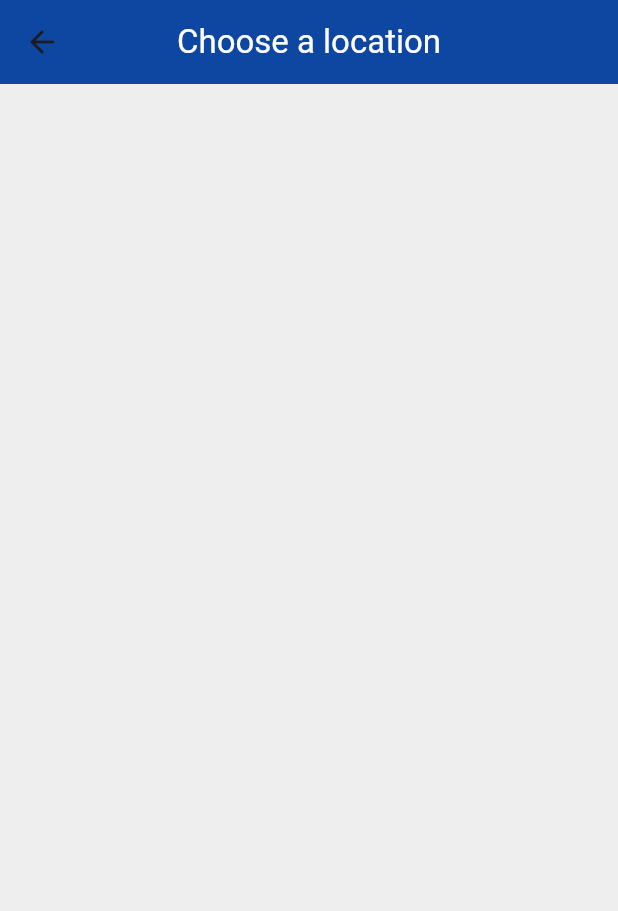
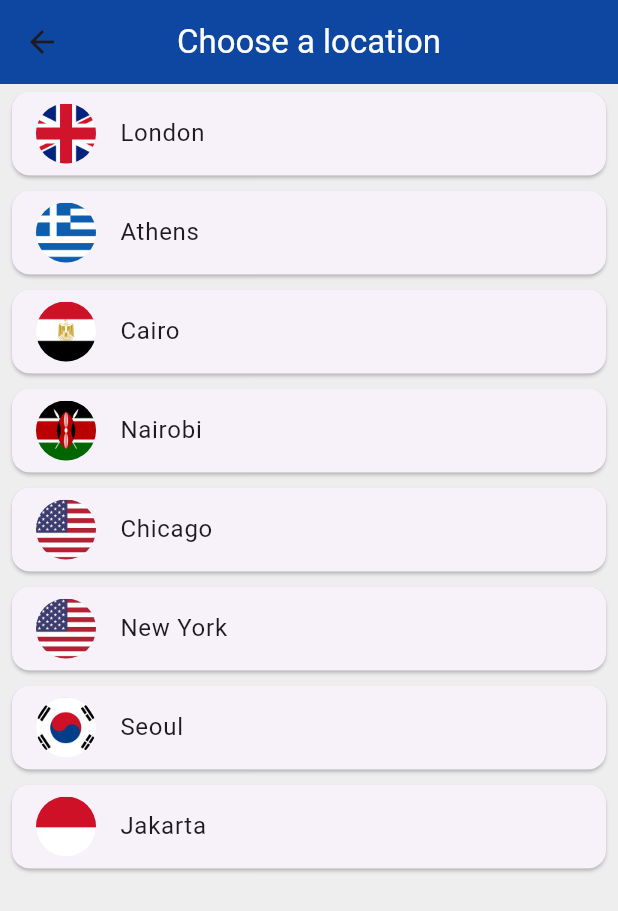
Before and after one commit to sungyongcho/Mobile, a Flutter app: the ChooseLocation screen opened by its route, on a phone screen of 412 x 824 dp. Shown: the top 911 px of the screen. Run offline on Flutter 3.47's test engine with Material 3 defaults, Android fonts, the phone set to English and light mode, and no system bars; our stand-ins replace flutter_spinkit; network calls fail; statements that could not run were skipped.

Commit message:
chore: done tutorial

```diff
--- a/tutorial/world_time/lib/pages/choose_location.dart
+++ b/tutorial/world_time/lib/pages/choose_location.dart
@@ -1,4 +1,5 @@
 import 'package:flutter/material.dart';
+import 'package:world_time/services/world_time.dart';
 
 class ChooseLocation extends StatefulWidget {
   const ChooseLocation({super.key});
@@ -8,6 +9,29 @@
 }
 
 class _ChooseLocationState extends State<ChooseLocation> {
+  List<WorldTime> locations = [
+    WorldTime(url: 'Europe/London', location: 'London', flag: 'uk.png'),
+    WorldTime(url: 'Europe/Athens', location: 'Athens', flag: 'greece.png'),
+    WorldTime(url: 'Africa/Cairo', location: 'Cairo', flag: 'egypt.png'),
+    WorldTime(url: 'Africa/Nairobi', location: 'Nairobi', flag: 'kenya.png'),
+    WorldTime(url: 'America/Chicago', location: 'Chicago', flag: 'usa.png'),
+    WorldTime(url: 'America/New_York', location: 'New York', flag: 'usa.png'),
+    WorldTime(url: 'Asia/Seoul', location: 'Seoul', flag: 'south_korea.png'),
+    WorldTime(url: 'Asia/Jakarta', location: 'Jakarta', flag: 'indonesia.png'),
+  ];
+
+  void updateTime(index) async {
+    WorldTime instance = locations[index];
+    await instance.getTime();
+    // navigate to home screen
+    Navigator.pop(context, {
+      'location': instance.location,
+      'flag': instance.flag,
+      'time': instance.time,
+      'isDaytime': instance.isDaytime,
+    });
+  }
+
   @override
   Widget build(BuildContext context) {
     print('build function ran');
@@ -22,6 +46,26 @@
         centerTitle: true,
         elevation: 0,
       ),
+      body: ListView.builder(
+        itemCount: locations.length,
+        itemBuilder: (context, index) {
+          return Padding(
+            padding: const EdgeInsets.symmetric(vertical: 1.0, horizontal: 4.0),
+            child: Card(
+              child: ListTile(
+                onTap: () {
+                  updateTime(index);
+                },
+                title: Text(locations[index].location),
+                leading: CircleAvatar(
+                  backgroundImage:
+                      AssetImage('assets/${locations[index].flag}'),
+                ),
+              ),
+            ),
+          );
+        },
+      ),
     );
   }
 }
```
Also changed, not shown: tutorial/world_time/lib/pages/home.dart (+14 -3 lines), tutorial/world_time/assets/egypt.png (added), tutorial/world_time/assets/germany.png (added), tutorial/world_time/assets/greece.png (added), tutorial/world_time/assets/indonesia.png (added), tutorial/world_time/assets/kenya.png (added), tutorial/world_time/assets/south_korea.png (added), tutorial/world_time/assets/uk.png (added), tutorial/world_time/assets/usa.png (added).
